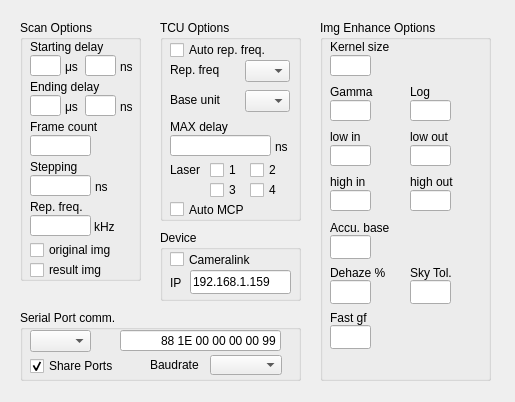
First picture: the form in settings.ui, repository yilp7/img_proc_demo, before the edit.
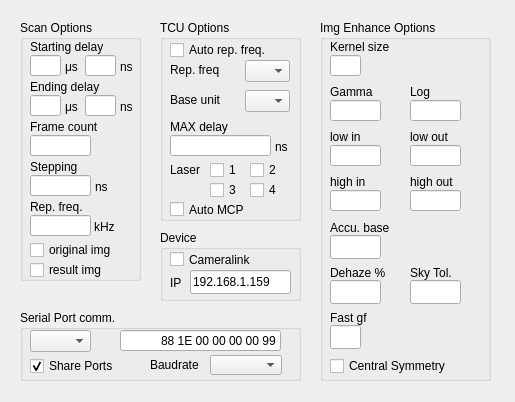
Second picture: the form after the edit.

Commit message: pulse/gate width & delay now accept large values; img flip added

What changed in the file:
```diff
--- a/settings.ui
+++ b/settings.ui
@@ -309,7 +309,7 @@
      <rect>
       <x>10</x>
       <y>35</y>
-      <width>41</width>
+      <width>31</width>
       <height>21</height>
      </rect>
     </property>
@@ -335,7 +335,7 @@
      <rect>
       <x>10</x>
       <y>125</y>
-      <width>41</width>
+      <width>51</width>
       <height>21</height>
      </rect>
     </property>
@@ -348,7 +348,7 @@
      <rect>
       <x>90</x>
       <y>125</y>
-      <width>41</width>
+      <width>51</width>
       <height>21</height>
      </rect>
     </property>
@@ -361,7 +361,7 @@
      <rect>
       <x>10</x>
       <y>170</y>
-      <width>41</width>
+      <width>51</width>
       <height>21</height>
      </rect>
     </property>
@@ -374,7 +374,7 @@
      <rect>
       <x>90</x>
       <y>170</y>
-      <width>41</width>
+      <width>51</width>
       <height>21</height>
      </rect>
     </property>
@@ -387,7 +387,7 @@
      <rect>
       <x>10</x>
       <y>80</y>
-      <width>41</width>
+      <width>51</width>
       <height>21</height>
      </rect>
     </property>
@@ -465,7 +465,7 @@
      <rect>
       <x>90</x>
       <y>80</y>
-      <width>41</width>
+      <width>51</width>
       <height>21</height>
      </rect>
     </property>
@@ -504,7 +504,7 @@
      <rect>
       <x>10</x>
       <y>215</y>
-      <width>41</width>
+      <width>51</width>
       <height>24</height>
      </rect>
     </property>
@@ -517,7 +517,7 @@
      <rect>
       <x>10</x>
       <y>260</y>
-      <width>41</width>
+      <width>51</width>
       <height>24</height>
      </rect>
     </property>
@@ -556,7 +556,7 @@
      <rect>
       <x>90</x>
       <y>260</y>
-      <width>41</width>
+      <width>51</width>
       <height>24</height>
      </rect>
     </property>
@@ -569,7 +569,7 @@
      <rect>
       <x>10</x>
       <y>305</y>
-      <width>41</width>
+      <width>31</width>
       <height>24</height>
      </rect>
     </property>
@@ -590,6 +590,19 @@
      <string>Fast gf</string>
     </property>
    </widget>
+   <widget class="QCheckBox" name="CENTRAL_SYMM_CHK">
+    <property name="geometry">
+     <rect>
+      <x>10</x>
+      <y>335</y>
+      <width>141</width>
+      <height>22</height>
+     </rect>
+    </property>
+    <property name="text">
+     <string>Central Symmetry</string>
+    </property>
+   </widget>
   </widget>
   <widget class="QGroupBox" name="SERIAL_COMM_GRP">
    <property name="geometry">
```
The commit also changes 7 other files.
